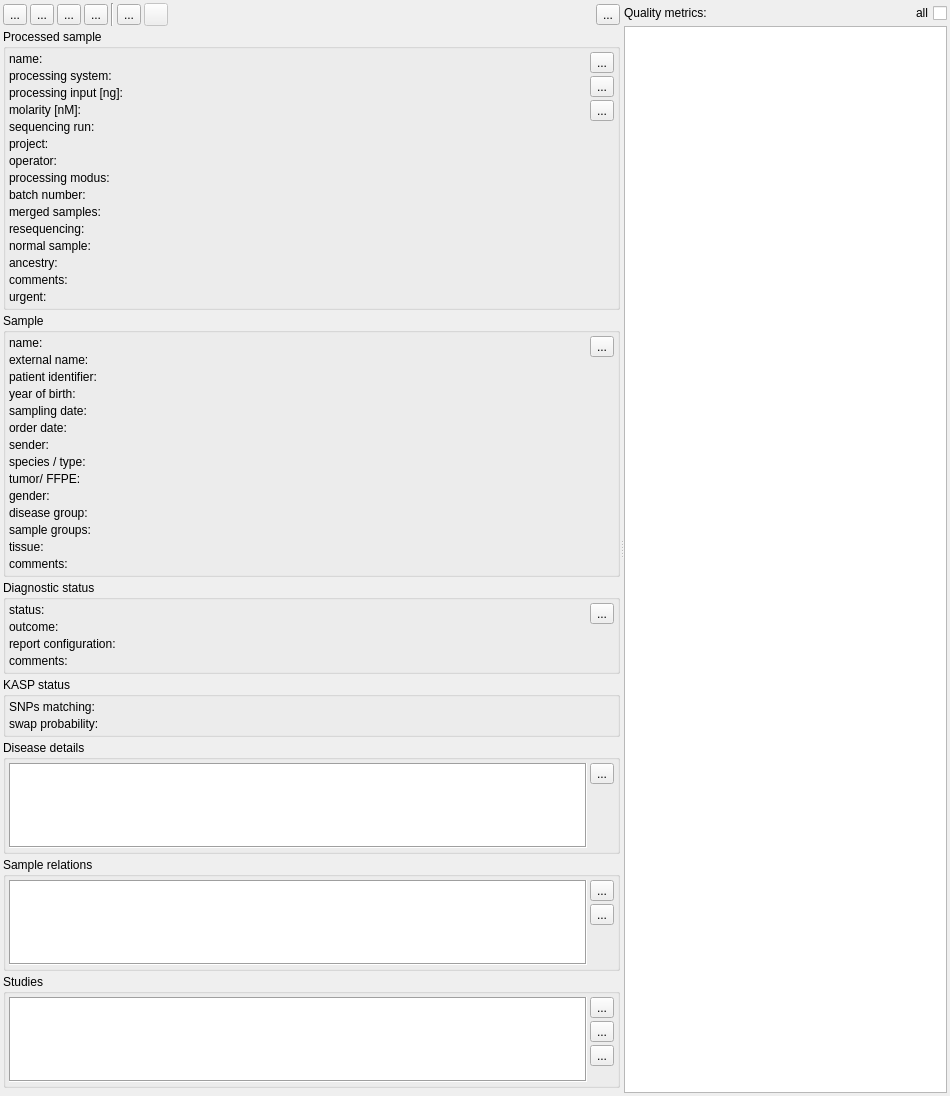
The window that src/GSvar/ProcessedSampleWidget.ui (imgag/ngs-bits) describes before a commit, drawn with Qt 5.
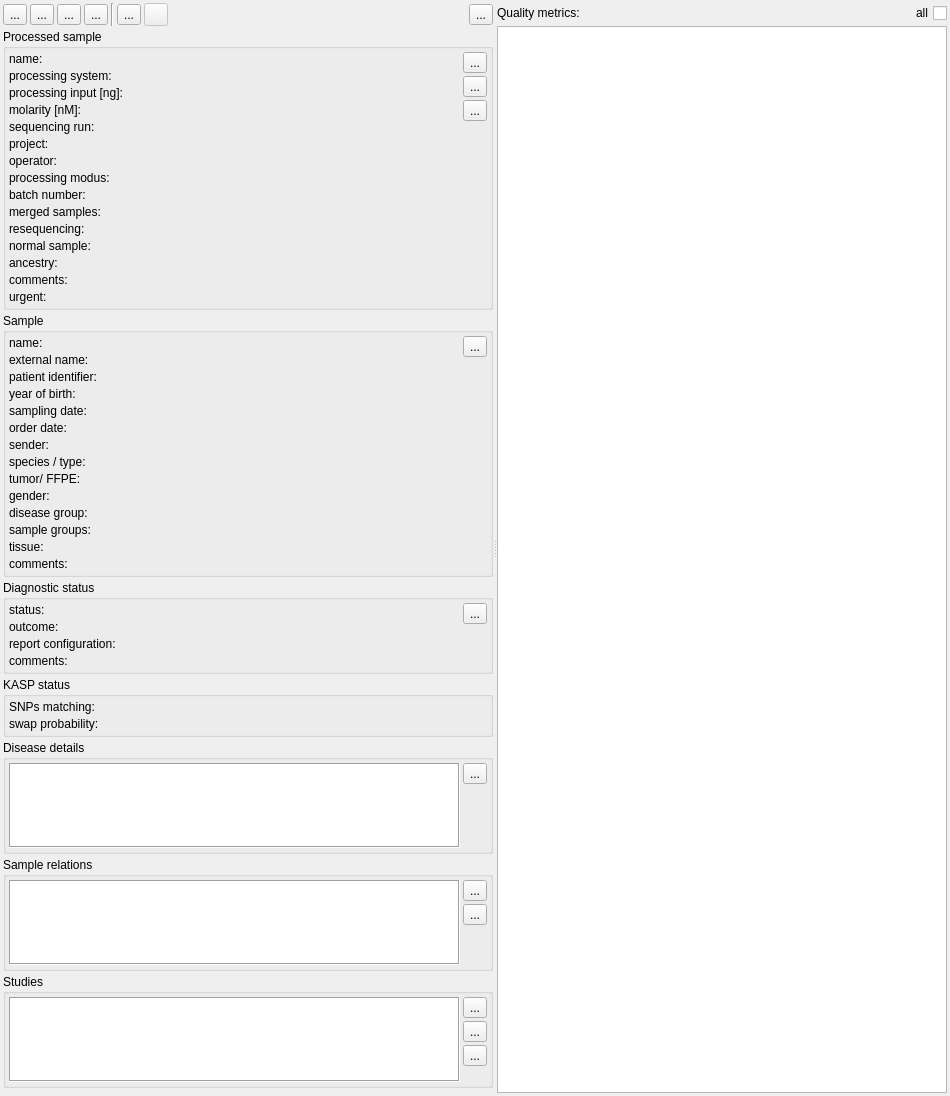
The same window after the commit. Icons and pictures are not drawn. Custom widgets are drawn as their Qt base class.

Patch:
```diff
--- a/src/GSvar/ProcessedSampleWidget.ui
+++ b/src/GSvar/ProcessedSampleWidget.ui
@@ -1534,7 +1534,20 @@
         </layout>
        </item>
        <item>
-        <widget class="DBTableWidget" name="qc_table"/>
+        <widget class="DBTableWidget" name="qc_table">
+         <property name="sizePolicy">
+          <sizepolicy hsizetype="Minimum" vsizetype="Expanding">
+           <horstretch>0</horstretch>
+           <verstretch>0</verstretch>
+          </sizepolicy>
+         </property>
+         <property name="minimumSize">
+          <size>
+           <width>450</width>
+           <height>500</height>
+          </size>
+         </property>
+        </widget>
        </item>
       </layout>
      </widget>
```
